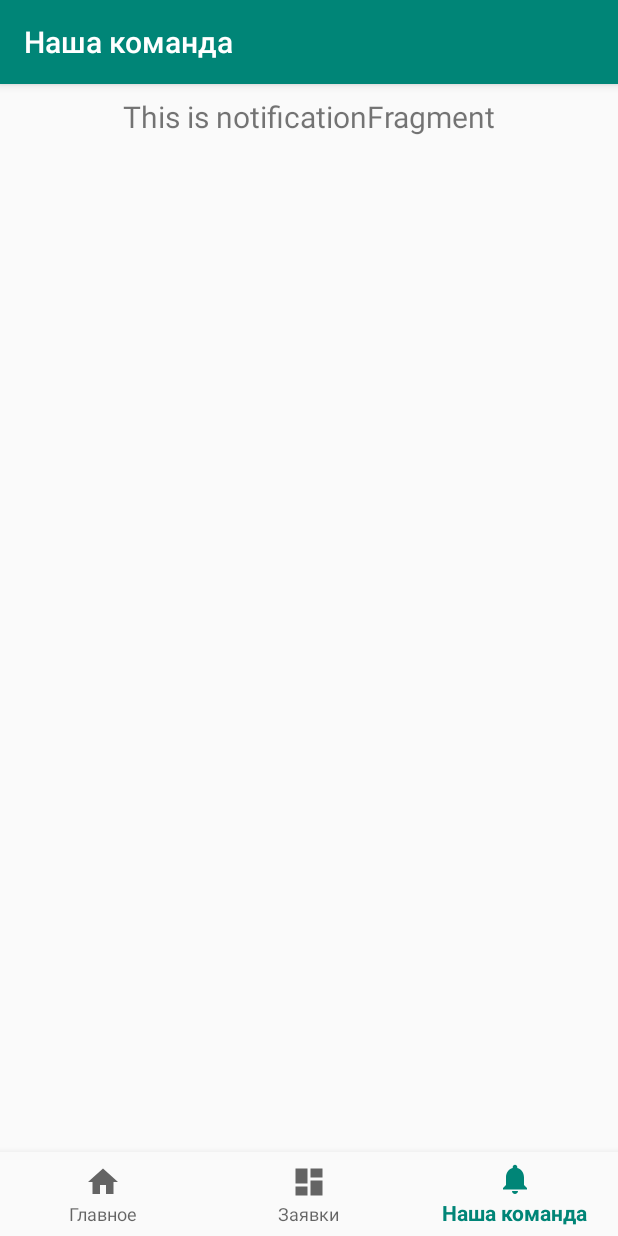
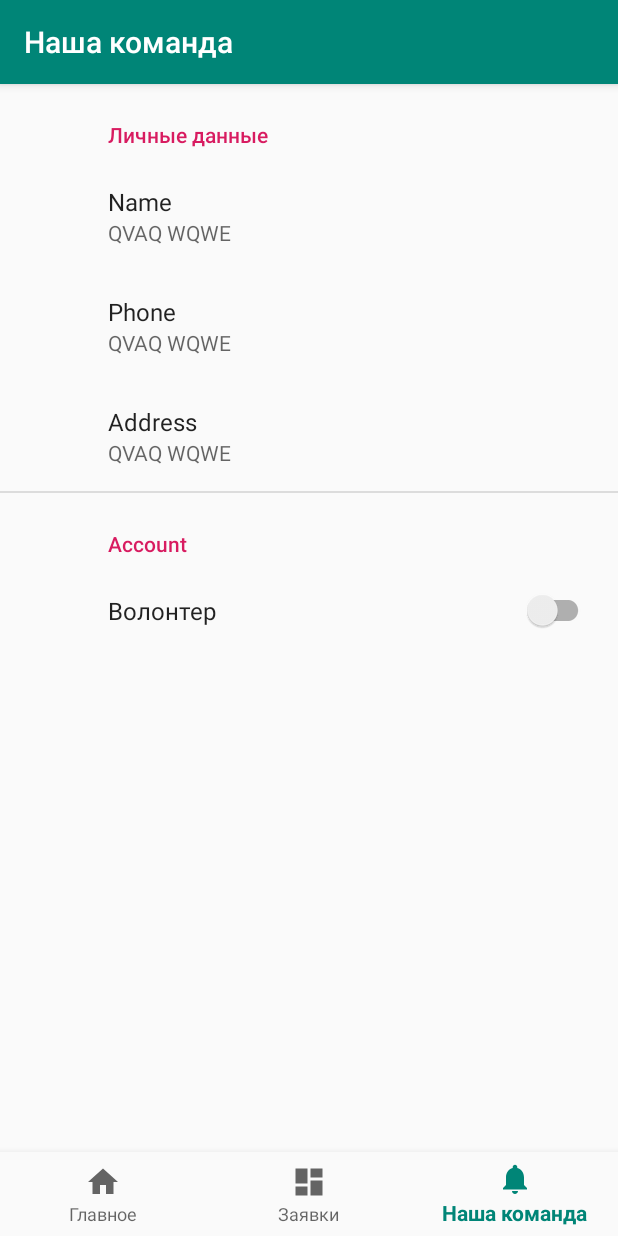
Before and after one commit to Dru128/VolunteerHelper, an Android app: the screen it shows after launch (MainActivity), item 3 of the bottom bar chosen, on a phone screen of 412 x 824 dp. Run offline under Robolectric (Android 15) with nearby library versions, the phone set to English and light mode, and no system bars; our stand-ins replace androidx.preference, navigation-ui.

Commit message:
More diff

```diff
--- a/app/build.gradle
+++ b/app/build.gradle
@@ -25,6 +25,7 @@ android {
 }
 
 dependencies {
+    implementation 'androidx.preference:preference:1.1.0'
     implementation fileTree(dir: 'libs', include: ['*.jar'])
     implementation "org.jetbrains.kotlin:kotlin-stdlib-jdk7:$kotlin_version"
     implementation 'androidx.appcompat:appcompat:1.0.2'
@@ -36,6 +37,7 @@ dependencies {
     implementation 'androidx.lifecycle:lifecycle-extensions:2.0.0'
     implementation 'androidx.navigation:navigation-fragment-ktx:2.0.0'
     implementation 'androidx.navigation:navigation-ui-ktx:2.0.0'
+
     implementation 'com.google.firebase:firebase-database:16.0.4'
     testImplementation 'junit:junit:4.12'
     androidTestImplementation 'androidx.test.ext:junit:1.1.0'
--- a/app/src/main/java/com/arbonik/helper/ui/dashboard/RequestFragment.kt
+++ b/app/src/main/java/com/arbonik/helper/ui/dashboard/RequestFragment.kt
@@ -2,7 +2,6 @@ package com.arbonik.helper.ui.dashboard
 
 import android.graphics.Color
 import android.os.Bundle
-import android.util.Log
 import android.view.LayoutInflater
 import android.view.View
 import android.view.ViewGroup
@@ -10,19 +9,15 @@ import android.widget.Button
 import android.widget.ImageView
 import android.widget.TextView
 import androidx.fragment.app.Fragment
-import androidx.lifecycle.Observer
 import androidx.lifecycle.ViewModelProviders
 import androidx.recyclerview.widget.LinearLayoutManager
 import androidx.recyclerview.widget.RecyclerView
 import com.arbonik.helper.FireDatabase
 import com.arbonik.helper.HelpRequest.DataHelpRequest
 import com.arbonik.helper.R
-import com.arbonik.helper.ui.home.AuthFragment
-import com.arbonik.helper.ui.home.Category
 import com.google.firebase.database.ChildEventListener
 import com.google.firebase.database.DataSnapshot
 import com.google.firebase.database.DatabaseError
-import org.w3c.dom.Text
 
 class RequestFragment: Fragment() {
     private lateinit var dashboardViewModel: DashboardViewModel
--- a/app/src/main/java/com/arbonik/helper/ui/notifications/NotificationsFragment.kt
+++ /dev/null
@@ -1,31 +0,0 @@
-package com.arbonik.helper.ui.notifications
-
-import android.os.Bundle
-import android.view.LayoutInflater
-import android.view.View
-import android.view.ViewGroup
-import android.widget.TextView
-import androidx.fragment.app.Fragment
-import androidx.lifecycle.Observer
-import androidx.lifecycle.ViewModelProviders
-import com.arbonik.helper.R
-
-class NotificationsFragment : Fragment() {
-
-    private lateinit var notificationsViewModel: NotificationsViewModel
-
-    override fun onCreateView(
-        inflater: LayoutInflater,
-        container: ViewGroup?,
-        savedInstanceState: Bundle?
-    ): View? {
-        notificationsViewModel =
-            ViewModelProviders.of(this).get(NotificationsViewModel::class.java)
-        val root = inflater.inflate(R.layout.fragment_notifications, container, false)
-        val textView: TextView = root.findViewById(R.id.text_notifications)
-        notificationsViewModel.text.observe(this, Observer {
-            textView.text = it
-        })
-        return root
-    }
-}
--- /dev/null
+++ b/app/src/main/java/com/arbonik/helper/ui/settings/SettingsFragment.kt
@@ -0,0 +1,36 @@
+package com.arbonik.helper.ui.settings
+
+import android.os.Bundle
+import android.view.LayoutInflater
+import android.view.View
+import android.view.ViewGroup
+import android.widget.TextView
+import androidx.lifecycle.Observer
+import androidx.lifecycle.ViewModelProviders
+import androidx.preference.PreferenceFragmentCompat
+import com.arbonik.helper.R
+
+class SettingsFragment : PreferenceFragmentCompat() {
+
+    private lateinit var notificationsViewModel: SettingsViewModel
+    override fun onCreatePreferences(savedInstanceState: Bundle?, rootKey: String?) {
+        setPreferencesFromResource(R.xml.fragment_settings, rootKey)
+    }
+
+//    override fun onCreateView(
+//        inflater: LayoutInflater,
+//        container: ViewGroup?,
+//        savedInstanceState: Bundle?
+//    ): View? {
+//        notificationsViewModel =
+//            ViewModelProviders.of(this).get(SettingsViewModel::class.java)
+//
+//        val root = inflater.inflate(R.layout.fragment_notifications, container, false)
+//        val textView: TextView = root.findViewById(R.id.text_notifications)
+//
+//        notificationsViewModel.text.observe(this, Observer {
+//            textView.text = it
+//        })
+//        return root
+//    }
+}
--- a/app/src/main/java/com/arbonik/helper/ui/notifications/NotificationsViewModel.kt
+++ b/app/src/main/java/com/arbonik/helper/ui/settings/SettingsViewModel.kt
@@ -1,10 +1,10 @@
-package com.arbonik.helper.ui.notifications
+package com.arbonik.helper.ui.settings
 
 import androidx.lifecycle.LiveData
 import androidx.lifecycle.MutableLiveData
 import androidx.lifecycle.ViewModel
 
-class NotificationsViewModel : ViewModel() {
+class SettingsViewModel : ViewModel() {
 
     private val _text = MutableLiveData<String>().apply {
         value = "This is notificationFragment"
--- a/app/src/main/res/navigation/mobile_navigation.xml
+++ b/app/src/main/res/navigation/mobile_navigation.xml
@@ -19,7 +19,7 @@
 
     <fragment
         android:id="@+id/navigation_notifications"
-        android:name="com.arbonik.helper.ui.notifications.NotificationsFragment"
+        android:name="com.arbonik.helper.ui.settings.SettingsFragment"
         android:label="@string/title_notifications"
         tools:layout="@layout/fragment_notifications" />
 </navigation>
--- /dev/null
+++ b/app/src/main/res/xml/fragment_settings.xml
@@ -0,0 +1,42 @@
+<?xml version="1.0" encoding="utf-8"?>
+    <PreferenceScreen xmlns:android="http://schemas.android.com/apk/res/android"
+        xmlns:app="http://schemas.android.com/apk/res-auto"
+    >
+        <PreferenceCategory
+            app:key="user_category"
+            app:title="Личные данные"
+            >
+            <EditTextPreference
+                app:dialogTitle="Your name"
+                app:dialogMessage="Enter you full name"
+                app:key="key_name"
+                app:title="Name"
+                app:summary="QVAQ WQWE"
+                >
+            </EditTextPreference>
+            <EditTextPreference
+                app:dialogTitle="Your phone"
+                app:dialogMessage="Enter you phone"
+                app:key="key_phone"
+                app:title="Phone"
+                app:summary="QVAQ WQWE"
+                >
+
+            </EditTextPreference>
+            <EditTextPreference
+                app:dialogTitle="Your address"
+                app:dialogMessage="Enter you address"
+                app:key="key_address"
+                app:title="Address"
+                app:summary="QVAQ WQWE"
+                >
+            </EditTextPreference>
+        </PreferenceCategory>
+    <PreferenceCategory
+        app:title="Account">
+        <SwitchPreferenceCompat
+            app:key="key_role"
+            app:title="Волонтер">
+        </SwitchPreferenceCompat>
+    </PreferenceCategory>
+</PreferenceScreen>
--- a/build.gradle
+++ b/build.gradle
@@ -8,7 +8,7 @@ buildscript {
 
     }
     dependencies {
-        classpath 'com.android.tools.build:gradle:3.5.3'
+        classpath 'com.android.tools.build:gradle:3.6.1'
         classpath "org.jetbrains.kotlin:kotlin-gradle-plugin:$kotlin_version"
         classpath 'com.google.gms:google-services:4.2.0'
         // NOTE: Do not place your application dependencies here; they belong
```
Also changed, not shown: app/src/main/java/com/arbonik/helper/Profile.kt (added, +11 -0 lines), app/src/main/java/com/arbonik/helper/ui/home/AuthFragment.kt (deleted, +0 -46 lines), app/src/main/java/com/arbonik/helper/ui/home/SettengsActivity.kt (added, +24 -0 lines), app/src/main/res/layout/fragment_auth.xml (deleted, +0 -24 lines), gradle/wrapper/gradle-wrapper.properties.
